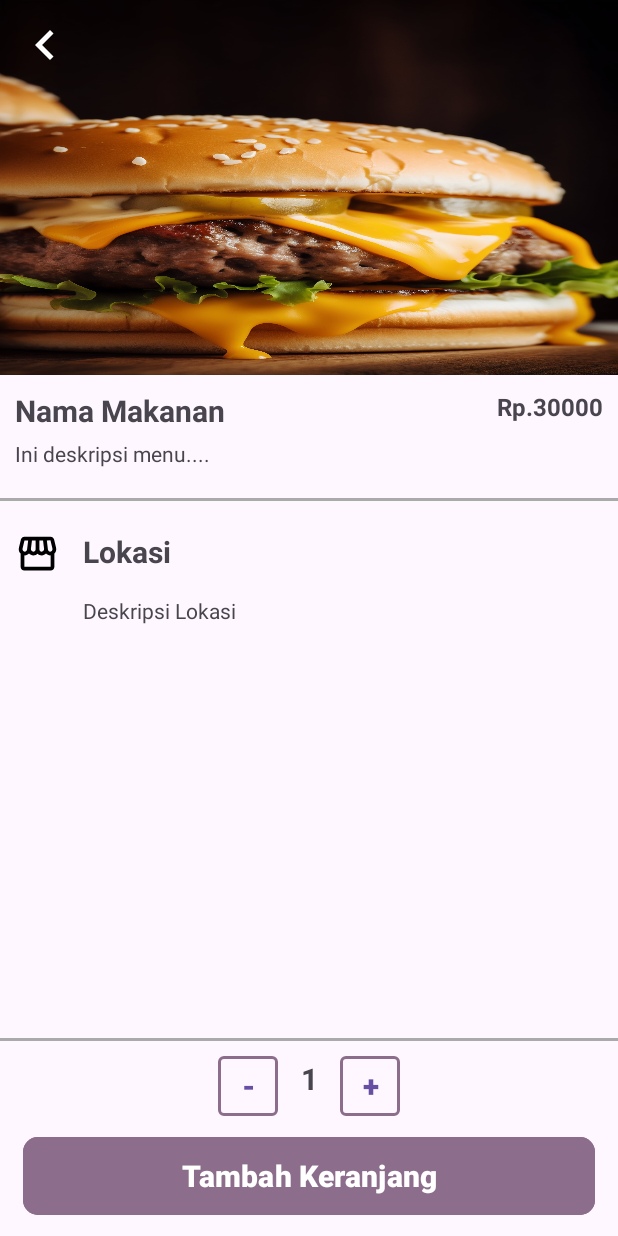
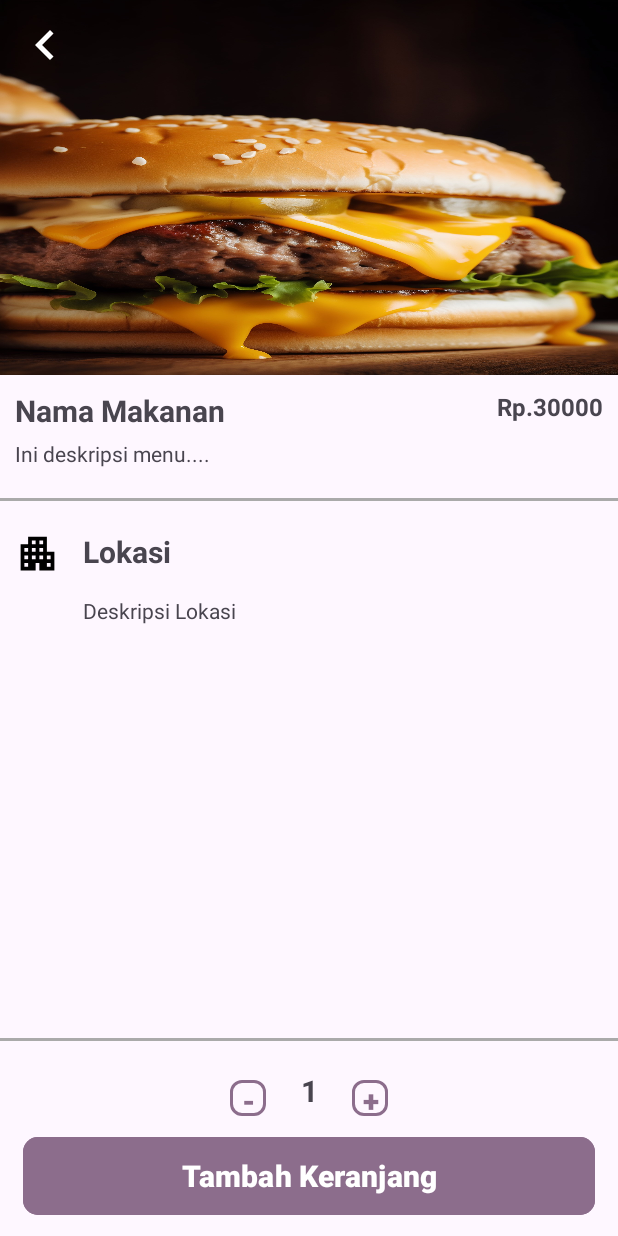
Before and after one commit to Ardanudn/challenge-ch-03, an Android app: the fragment DetailMenuFragment placed in its activity, on a phone screen of 412 x 824 dp. Run offline under Robolectric (Android 15) with nearby library versions, the phone set to English and light mode, and no system bars; 7 statements that could not run were skipped.

Commit message:
ngerapihin aja sihh

```diff
--- a/app/src/main/java/com/ardanu/challenge_ch3/HomeFragment.kt
+++ b/app/src/main/java/com/ardanu/challenge_ch3/HomeFragment.kt
@@ -14,10 +14,13 @@ import androidx.recyclerview.widget.RecyclerView
 
 class HomeFragment : Fragment() {
 
+    private var isGrid = true
+
     override fun onCreateView(
         inflater: LayoutInflater, container: ViewGroup?,
         savedInstanceState: Bundle?
     ): View? {
+        val navController = findNavController()
         // Inflate the layout for this fragment
         return inflater.inflate(R.layout.fragment_home, container, false)
     }
@@ -25,34 +28,14 @@ class HomeFragment : Fragment() {
     override fun onViewCreated(view: View, savedInstanceState: Bundle?) {
         super.onViewCreated(view, savedInstanceState)
 
-        var isGrid = true
-
         val recyclerView = view.findViewById<RecyclerView>(R.id.rv_menu)
         val btnStyleMenu = view.findViewById<ImageButton>(R.id.btn_list)
 
-        // Inisialisasi data menu makanan
-        val menuMakanan = mutableListOf<MenuMakanan>()
-        menuMakanan.add(MenuMakanan(R.drawable.burger, "Burger", 28000,"Variasi dari pangsit tradisional China yang disajikan dengan cara dikukus dan digoreng","Jl.BSD Green Office Park Jl. BSD Grand Boulevard, Sampora, BSD, Kabupaten Tangerang, Banten 15345","https://maps.app.goo.gl/h4wQKqaBuXzftGK77"))
-        menuMakanan.add(MenuMakanan(R.drawable.ayamgoreng, "Ayam Goreng", 20000,"Variasi dari pangsit tradisional China yang disajikan dengan cara dikukus dan digoreng","Jl.BSD Green Office Park Jl. BSD Grand Boulevard, Sampora, BSD, Kabupaten Tangerang, Banten 15345","https://maps.app.goo.gl/h4wQKqaBuXzftGK77"))
-        menuMakanan.add(MenuMakanan(R.drawable.ayampanggang, "Ayam Panggang", 25000,"Variasi dari pangsit tradisional China yang disajikan dengan cara dikukus dan digoreng","Jl.BSD Green Office Park Jl. BSD Grand Boulevard, Sampora, BSD, Kabupaten Tangerang, Banten 15345","https://maps.app.goo.gl/h4wQKqaBuXzftGK77"))
-        menuMakanan.add(MenuMakanan(R.drawable.dimsum, "Dim Sum", 27000,"Variasi dari pangsit tradisional China yang disajikan dengan cara dikukus dan digoreng","Jl.BSD Green Office Park Jl. BSD Grand Boulevard, Sampora, BSD, Kabupaten Tangerang, Banten 15345","https://maps.app.goo.gl/h4wQKqaBuXzftGK77"))
-        menuMakanan.add(MenuMakanan(R.drawable.burger, "Burger1", 28000,"Variasi dari pangsit tradisional China yang disajikan dengan cara dikukus dan digoreng","Jl.BSD Green Office Park Jl. BSD Grand Boulevard, Sampora, BSD, Kabupaten Tangerang, Banten 15345","https://maps.app.goo.gl/h4wQKqaBuXzftGK77"))
-        menuMakanan.add(MenuMakanan(R.drawable.ayamgoreng, "Ayam Goreng1", 20000,"Variasi dari pangsit tradisional China yang disajikan dengan cara dikukus dan digoreng","Jl.BSD Green Office Park Jl. BSD Grand Boulevard, Sampora, BSD, Kabupaten Tangerang, Banten 15345","https://maps.app.goo.gl/h4wQKqaBuXzftGK77"))
-        menuMakanan.add(MenuMakanan(R.drawable.ayampanggang, "Ayam Panggang1", 25000,"Variasi dari pangsit tradisional China yang disajikan dengan cara dikukus dan digoreng","Jl.BSD Green Office Park Jl. BSD Grand Boulevard, Sampora, BSD, Kabupaten Tangerang, Banten 15345","https://maps.app.goo.gl/h4wQKqaBuXzftGK77"))
-        menuMakanan.add(MenuMakanan(R.drawable.dimsum, "Dim Sum1", 27000,"Variasi dari pangsit tradisional China yang disajikan dengan cara dikukus dan digoreng","Jl.BSD Green Office Park Jl. BSD Grand Boulevard, Sampora, BSD, Kabupaten Tangerang, Banten 15345","https://maps.app.goo.gl/h4wQKqaBuXzftGK77"))
-        menuMakanan.add(MenuMakanan(R.drawable.burger, "Burger2", 28000,"Variasi dari pangsit tradisional China yang disajikan dengan cara dikukus dan digoreng","Jl.BSD Green Office Park Jl. BSD Grand Boulevard, Sampora, BSD, Kabupaten Tangerang, Banten 15345","https://maps.app.goo.gl/h4wQKqaBuXzftGK77"))
-        menuMakanan.add(MenuMakanan(R.drawable.ayamgoreng, "Ayam Goreng2", 20000,"Variasi dari pangsit tradisional China yang disajikan dengan cara dikukus dan digoreng","Jl.BSD Green Office Park Jl. BSD Grand Boulevard, Sampora, BSD, Kabupaten Tangerang, Banten 15345","https://maps.app.goo.gl/h4wQKqaBuXzftGK77"))
-        menuMakanan.add(MenuMakanan(R.drawable.ayampanggang, "Ayam Panggang2", 25000,"Variasi dari pangsit tradisional China yang disajikan dengan cara dikukus dan digoreng","Jl.BSD Green Office Park Jl. BSD Grand Boulevard, Sampora, BSD, Kabupaten Tangerang, Banten 15345","https://maps.app.goo.gl/h4wQKqaBuXzftGK77"))
-        menuMakanan.add(MenuMakanan(R.drawable.dimsum, "Dim Sum2", 27000,"Variasi dari pangsit tradisional China yang disajikan dengan cara dikukus dan digoreng","Jl.BSD Green Office Park Jl. BSD Grand Boulevard, Sampora, BSD, Kabupaten Tangerang, Banten 15345","https://maps.app.goo.gl/h4wQKqaBuXzftGK77"))
-        menuMakanan.add(MenuMakanan(R.drawable.burger, "Burger3", 28000,"Variasi dari pangsit tradisional China yang disajikan dengan cara dikukus dan digoreng","Jl.BSD Green Office Park Jl. BSD Grand Boulevard, Sampora, BSD, Kabupaten Tangerang, Banten 15345","https://maps.app.goo.gl/h4wQKqaBuXzftGK77"))
-        menuMakanan.add(MenuMakanan(R.drawable.ayamgoreng, "Ayam Goreng3", 20000,"Variasi dari pangsit tradisional China yang disajikan dengan cara dikukus dan digoreng","Jl.BSD Green Office Park Jl. BSD Grand Boulevard, Sampora, BSD, Kabupaten Tangerang, Banten 15345","https://maps.app.goo.gl/h4wQKqaBuXzftGK77"))
-        menuMakanan.add(MenuMakanan(R.drawable.ayampanggang, "Ayam Panggang3", 25000,"Variasi dari pangsit tradisional China yang disajikan dengan cara dikukus dan digoreng","Jl.BSD Green Office Park Jl. BSD Grand Boulevard, Sampora, BSD, Kabupaten Tangerang, Banten 15345","https://maps.app.goo.gl/h4wQKqaBuXzftGK77"))
-        menuMakanan.add(MenuMakanan(R.drawable.dimsum, "Dim Sum3", 27000,"Variasi dari pangsit tradisional China yang disajikan dengan cara dikukus dan digoreng","Jl.BSD Green Office Park Jl. BSD Grand Boulevard, Sampora, BSD, Kabupaten Tangerang, Banten 15345","https://maps.app.goo.gl/h4wQKqaBuXzftGK77"))
+        val menu = dataMenu()
 
 
-        val navController = findNavController()
         recyclerView.layoutManager = GridLayoutManager(activity,2)
-        val menuAdapter = MenuAdapter(menuMakanan,isGrid)
+        val menuAdapter = MenuAdapter(menu,isGrid)
         recyclerView.adapter = menuAdapter
 
         btnStyleMenu.setOnClickListener {
@@ -61,16 +44,33 @@ class HomeFragment : Fragment() {
                 recyclerView.layoutManager = LinearLayoutManager(activity)
                 isGrid = false
                 // Inisialisasi adapter
-                val menuAdapter = MenuAdapter(menuMakanan, isGrid)
+                val menuAdapter = MenuAdapter(menu, isGrid)
                 recyclerView.adapter = menuAdapter
             } else {
                 btnStyleMenu.setImageResource(R.drawable.ic_grid)
                 recyclerView.layoutManager = GridLayoutManager(activity, 2)
                 isGrid = true
                 // Inisialisasi adapter
-                val menuAdapter = MenuAdapter(menuMakanan, isGrid)
+                val menuAdapter = MenuAdapter(menu, isGrid)
                 recyclerView.adapter = menuAdapter
             }
         }
     }
+
+
+    private fun dataMenu():List<MenuMakanan> {
+        // Inisialisasi data menu makanan
+        val menuMakanan = mutableListOf<MenuMakanan>()
+        menuMakanan.add(MenuMakanan(R.drawable.burger, "Burger", 28000,"Menu cepat saji yang memiliki isian yang banyak dan mengenyangkan","Jl. Mayor Oking Citeureup Gg. Prihatin No.RT03/03, Gn. Putri, Kec. Gn. Putri, Kabupaten Bogor, Jawa Barat 16961","https://maps.app.goo.gl/8zLZfQP5pGMm2tEJ7"))
+        menuMakanan.add(MenuMakanan(R.drawable.ayamgoreng, "Ayam Goreng", 20000,"Hidangan dari ayam dengan bumbu rempah-rempah yang khas dan digoreng hingga menjadi renyah","Jl. Karang Kobar No.5, Karangkobar, Sokanegara, Kec. Purwokerto Tim., Kabupaten Banyumas, Jawa Tengah 53115","https://maps.app.goo.gl/irNJZekVWDK2hNnw9"))
+        menuMakanan.add(MenuMakanan(R.drawable.ayampanggang, "Ayam Panggang", 25000,"Hidangan dari ayam dengan lalu dipanggang atau dibakar hingga matang dan berwarna kecokelatan","Jl. Jend. Gatot Subroto No. 68D, Purwanegara, Purwokerto Utara, Brubahan, Purwanegara, Banyumas, Kabupaten Banyumas, Jawa Tengah 53116","https://maps.app.goo.gl/NTaLvgrN6hypf3Zg6"))
+        menuMakanan.add(MenuMakanan(R.drawable.dimsum, "Dim Sum", 27000,"Variasi dari pangsit tradisional China yang disajikan dengan cara dikukus dan digoreng","Jl.BSD Green Office Park Jl. BSD Grand Boulevard, Sampora, BSD, Kabupaten Tangerang, Banten 15345","https://maps.app.goo.gl/h4wQKqaBuXzftGK77"))
+        for(i in 1..4){
+            menuMakanan.add(MenuMakanan(R.drawable.burger, "Burger $i", 28000,"Menu cepat saji yang memiliki isian yang banyak dan mengenyangkan","Jl. Mayor Oking Citeureup Gg. Prihatin No.RT03/03, Gn. Putri, Kec. Gn. Putri, Kabupaten Bogor, Jawa Barat 16961","https://maps.app.goo.gl/8zLZfQP5pGMm2tEJ7"))
+            menuMakanan.add(MenuMakanan(R.drawable.ayamgoreng, "Ayam Goreng $i", 20000,"Hidangan dari ayam dengan bumbu rempah-rempah yang khas dan digoreng hingga menjadi renyah","Jl. Karang Kobar No.5, Karangkobar, Sokanegara, Kec. Purwokerto Tim., Kabupaten Banyumas, Jawa Tengah 53115","https://maps.app.goo.gl/irNJZekVWDK2hNnw9"))
+            menuMakanan.add(MenuMakanan(R.drawable.ayampanggang, "Ayam Panggang $i", 25000,"Hidangan dari ayam dengan lalu dipanggang atau dibakar hingga matang dan berwarna kecokelatan","Jl. Jend. Gatot Subroto No. 68D, Purwanegara, Purwokerto Utara, Brubahan, Purwanegara, Banyumas, Kabupaten Banyumas, Jawa Tengah 53116","https://maps.app.goo.gl/NTaLvgrN6hypf3Zg6"))
+            menuMakanan.add(MenuMakanan(R.drawable.dimsum, "Dim Sum $i", 27000,"Variasi dari pangsit tradisional China yang disajikan dengan cara dikukus dan digoreng","Jl.BSD Green Office Park Jl. BSD Grand Boulevard, Sampora, BSD, Kabupaten Tangerang, Banten 15345","https://maps.app.goo.gl/h4wQKqaBuXzftGK77"))
+        }
+        return  menuMakanan
+    }
 }
--- /dev/null
+++ b/app/src/main/res/drawable/ic_add.xml
@@ -0,0 +1,5 @@
+<vector android:height="24dp" android:tint="#000000"
+    android:viewportHeight="24" android:viewportWidth="24"
+    android:width="24dp" xmlns:android="http://schemas.android.com/apk/res/android">
+    <path android:fillColor="@android:color/white" android:pathData="M19,13h-6v6h-2v-6H5v-2h6V5h2v6h6v2z"/>
+</vector>
--- /dev/null
+++ b/app/src/main/res/drawable/ic_lokasi.xml
@@ -0,0 +1,5 @@
+<vector android:height="24dp" android:tint="#000000"
+    android:viewportHeight="24" android:viewportWidth="24"
+    android:width="24dp" xmlns:android="http://schemas.android.com/apk/res/android">
+    <path android:fillColor="@android:color/white" android:pathData="M17,11V3H7v4H3v14h8v-4h2v4h8V11H17zM7,19H5v-2h2V19zM7,15H5v-2h2V15zM7,11H5V9h2V11zM11,15H9v-2h2V15zM11,11H9V9h2V11zM11,7H9V5h2V7zM15,15h-2v-2h2V15zM15,11h-2V9h2V11zM15,7h-2V5h2V7zM19,19h-2v-2h2V19zM19,15h-2v-2h2V15z"/>
+</vector>
--- a/app/src/main/res/layout/fragment_detail_menu.xml
+++ b/app/src/main/res/layout/fragment_detail_menu.xml
@@ -1,14 +1,10 @@
 <?xml version="1.0" encoding="utf-8"?>
-<FrameLayout xmlns:android="http://schemas.android.com/apk/res/android"
+<androidx.constraintlayout.widget.ConstraintLayout xmlns:android="http://schemas.android.com/apk/res/android"
     xmlns:app="http://schemas.android.com/apk/res-auto"
     xmlns:tools="http://schemas.android.com/tools"
     android:layout_width="match_parent"
     android:layout_height="match_parent"
     tools:context=".DetailMenuFragment">
-
-    <androidx.constraintlayout.widget.ConstraintLayout
-        android:layout_width="match_parent"
-        android:layout_height="match_parent">
 
     <ImageView
         android:id="@+id/iv_gambar_menu"
@@ -18,7 +14,7 @@
         android:src="@drawable/burger"
         app:layout_constraintEnd_toEndOf="parent"
         app:layout_constraintStart_toStartOf="parent"
-            app:layout_constraintTop_toTopOf="parent"/>
+        app:layout_constraintTop_toTopOf="parent" />
 
     <ImageView
         android:id="@+id/iv_back"
@@ -58,9 +54,9 @@
 
     <TextView
         android:id="@+id/txt_deskripsi_menu"
-            android:layout_width="wrap_content"
+        android:layout_width="match_parent"
         android:layout_height="wrap_content"
-            android:layout_marginStart="10dp"
+        android:layout_marginHorizontal="10dp"
         android:layout_marginTop="5dp"
         android:text="@string/description"
         app:layout_constraintStart_toStartOf="parent"
@@ -74,7 +70,7 @@
         android:background="@android:color/darker_gray"
         app:layout_constraintEnd_toEndOf="parent"
         app:layout_constraintStart_toStartOf="parent"
-            app:layout_constraintTop_toBottomOf="@id/txt_deskripsi_menu"/>
+        app:layout_constraintTop_toBottomOf="@id/txt_deskripsi_menu" />
 
     <ImageView
         android:id="@+id/iv_store"
@@ -83,7 +79,7 @@
         android:layout_marginStart="10dp"
         android:layout_marginTop="20dp"
         android:importantForAccessibility="no"
-            android:src="@drawable/ic_store"
+        android:src="@drawable/ic_lokasi"
         app:layout_constraintStart_toStartOf="parent"
         app:layout_constraintTop_toBottomOf="@id/divider" />
 
@@ -118,44 +114,31 @@
         app:layout_constraintHorizontal_bias="0.0"
         app:layout_constraintStart_toStartOf="parent" />
 
-        <Button
-            android:id="@+id/btn_tambah_keranjang"
-            android:layout_width="match_parent"
-            android:layout_height="60dp"
-            android:layout_marginHorizontal="15dp"
-            android:layout_marginBottom="10dp"
-            android:text="@string/tambah_keranjang"
-            android:backgroundTint="@color/material_dynamic_tertiary50"
-            android:textSize="20sp"
-            android:textStyle="bold"
-            app:cornerRadius="10dp"
-            app:layout_constraintBottom_toBottomOf="parent"
-            app:layout_constraintEnd_toEndOf="parent"
-            app:layout_constraintStart_toStartOf="parent" />
 
     <com.google.android.material.button.MaterialButton
         android:id="@+id/btn_min"
         style="@style/Widget.MaterialComponents.Button.OutlinedButton"
-            android:layout_width="40dp"
-            android:layout_height="40dp"
+        android:layout_width="24dp"
+        android:layout_height="24dp"
+        android:layout_marginStart="130dp"
         android:layout_marginBottom="10dp"
-            android:layout_marginStart="130dp"
+        android:backgroundTint="@android:color/transparent"
+        android:gravity="center"
+        android:text="-"
+        android:textColor="@color/material_dynamic_tertiary50"
+        android:textSize="20sp"
+        android:textStyle="bold"
+        app:cornerRadius="8dp"
+        app:strokeColor="@color/material_dynamic_tertiary50"
+        app:strokeWidth="2dp"
         android:insetLeft="0dp"
         android:insetTop="0dp"
         android:insetRight="0dp"
         android:insetBottom="0dp"
         android:padding="0dp"
-            android:text="-"
-            android:textSize="20sp"
-            android:textStyle="bold"
-            app:iconGravity="textStart"
-            app:iconPadding="0dp"
         app:layout_constraintBottom_toTopOf="@+id/btn_tambah_keranjang"
         app:layout_constraintEnd_toStartOf="@+id/txt_jumlah"
-            app:layout_constraintStart_toStartOf="parent"
-            app:strokeColor="@color/material_dynamic_tertiary50"
-            app:strokeWidth="2dp"
-            tools:ignore="TouchTargetSizeCheck" />
+        app:layout_constraintStart_toStartOf="parent"/>
 
     <TextView
         android:id="@+id/txt_jumlah"
@@ -166,40 +149,70 @@
         android:textSize="20sp"
         android:textStyle="bold"
         app:layout_constraintBottom_toTopOf="@+id/btn_tambah_keranjang"
+        app:layout_constraintStart_toEndOf="@id/btn_min"
         app:layout_constraintTop_toTopOf="@+id/btn_min"
-            app:layout_constraintStart_toEndOf="@id/btn_min"
-            app:layout_constraintEnd_toStartOf="@id/btn_plus"
-            tools:layout_editor_absoluteX="200dp" />
+        app:layout_constraintEnd_toStartOf="@id/btn_add"/>
+
+<!--    <com.google.android.material.button.MaterialButton-->
+<!--        android:id="@+id/btn_plus"-->
+<!--        style="@style/Widget.MaterialComponents.Button.OutlinedButton.Icon"-->
+<!--        android:layout_width="24dp"-->
+<!--        android:layout_height="24dp"-->
+<!--        android:layout_marginEnd="130dp"-->
+<!--        android:layout_marginBottom="10dp"-->
+<!--        android:insetLeft="0dp"-->
+<!--        android:insetTop="0dp"-->
+<!--        android:insetRight="0dp"-->
+<!--        android:insetBottom="0dp"-->
+<!--        android:padding="0dp"-->
+<!--        app:icon="@drawable/ic_add"-->
+<!--        app:layout_constraintBottom_toTopOf="@+id/btn_tambah_keranjang"-->
+<!--        app:layout_constraintEnd_toEndOf="parent"-->
+<!--        app:layout_constraintStart_toEndOf="@+id/txt_jumlah"-->
+<!--        app:strokeColor="@color/material_dynamic_tertiary50"-->
+<!--        app:strokeWidth="1dp"-->
+<!--        tools:ignore="TouchTargetSizeCheck" />-->
 
     <com.google.android.material.button.MaterialButton
-            android:id="@+id/btn_plus"
-            style="@style/Widget.MaterialComponents.Button.OutlinedButton.Icon"
-            android:layout_width="40dp"
-            android:layout_height="40dp"
+        android:id="@+id/btn_add"
+        style="@style/Widget.MaterialComponents.Button.OutlinedButton"
+        android:layout_width="24dp"
+        android:layout_height="24dp"
         android:layout_marginEnd="130dp"
         android:layout_marginBottom="10dp"
+        android:backgroundTint="@android:color/transparent"
+        android:gravity="center"
+        android:text="+"
+        android:textColor="@color/material_dynamic_tertiary50"
+        android:textSize="20sp"
+        android:textStyle="bold"
+        app:cornerRadius="8dp"
+        app:strokeColor="@color/material_dynamic_tertiary50"
+        app:strokeWidth="2dp"
         android:insetLeft="0dp"
             android:insetTop="0dp"
             android:insetRight="0dp"
             android:insetBottom="0dp"
         android:padding="0dp"
-            android:text="+"
-            android:textSize="20sp"
-            android:textStyle="bold"
-            app:iconGravity="textStart"
-            app:iconPadding="0dp"
         app:layout_constraintBottom_toTopOf="@+id/btn_tambah_keranjang"
             app:layout_constraintEnd_toEndOf="parent"
     app:layout_constraintStart_toEndOf="@+id/txt_jumlah"
-            app:strokeColor="@color/material_dynamic_tertiary50"
-            app:strokeWidth="2dp"
-            tools:ignore="TouchTargetSizeCheck" />
+        />
 
-
-
-
+    <Button
+        android:id="@+id/btn_tambah_keranjang"
+        android:layout_width="match_parent"
+        android:layout_height="60dp"
+        android:layout_marginHorizontal="15dp"
+        android:layout_marginBottom="10dp"
+        android:backgroundTint="@color/material_dynamic_tertiary50"
+        android:text="@string/tambah_keranjang"
+        android:textSize="20sp"
+        android:textStyle="bold"
+        app:cornerRadius="10dp"
+        app:layout_constraintBottom_toBottomOf="parent"
+        app:layout_constraintEnd_toEndOf="parent"
+        app:layout_constraintStart_toStartOf="parent" />
 
 
 </androidx.constraintlayout.widget.ConstraintLayout>
-
-</FrameLayout>
```
Lines whose indentation alone changed are shown as unchanged.
